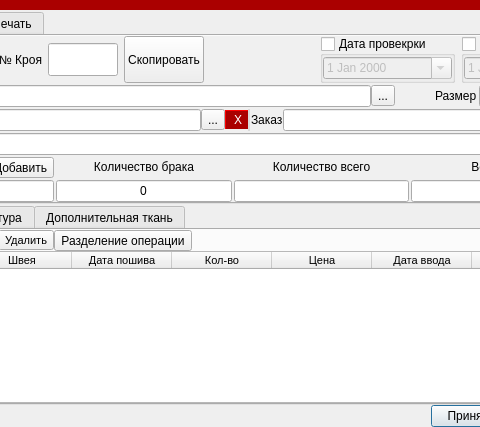
Before: the Qt Designer form ui/pack.ui in Meller008/CRM-Avi, drawn with Qt 5; both pictures show x 131 to 611 and y 0 to 427 of the 722 by 427 pixel window.
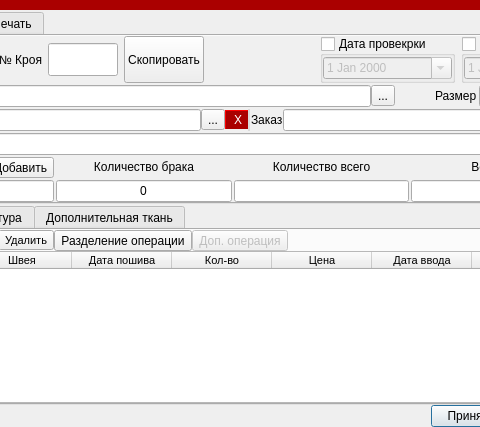
After: the same form once the commit is applied.

What changed in the file:
```diff
--- a/ui/pack.ui
+++ b/ui/pack.ui
@@ -165,6 +165,16 @@
            </property>
           </widget>
          </item>
+         <item>
+          <widget class="QToolButton" name="pb_add_add_operation">
+           <property name="enabled">
+            <bool>false</bool>
+           </property>
+           <property name="text">
+            <string>Доп. операция</string>
+           </property>
+          </widget>
+         </item>
          <item>
           <spacer name="horizontalSpacer_5">
            <property name="orientation">
```
Left out of the diff: 17 changed lines with no effect on the pictures.
